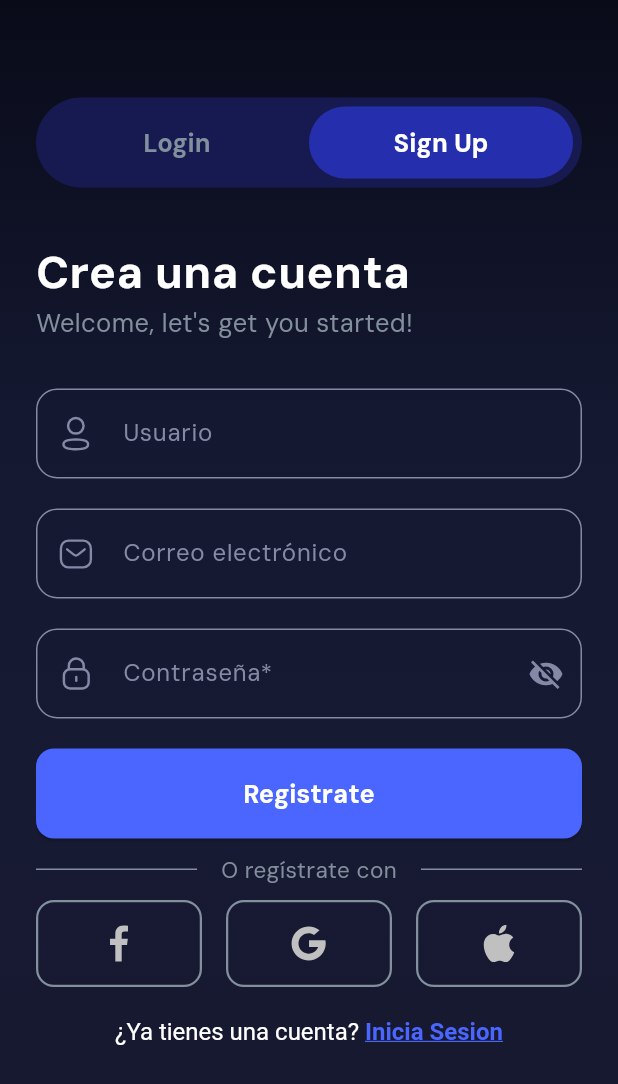
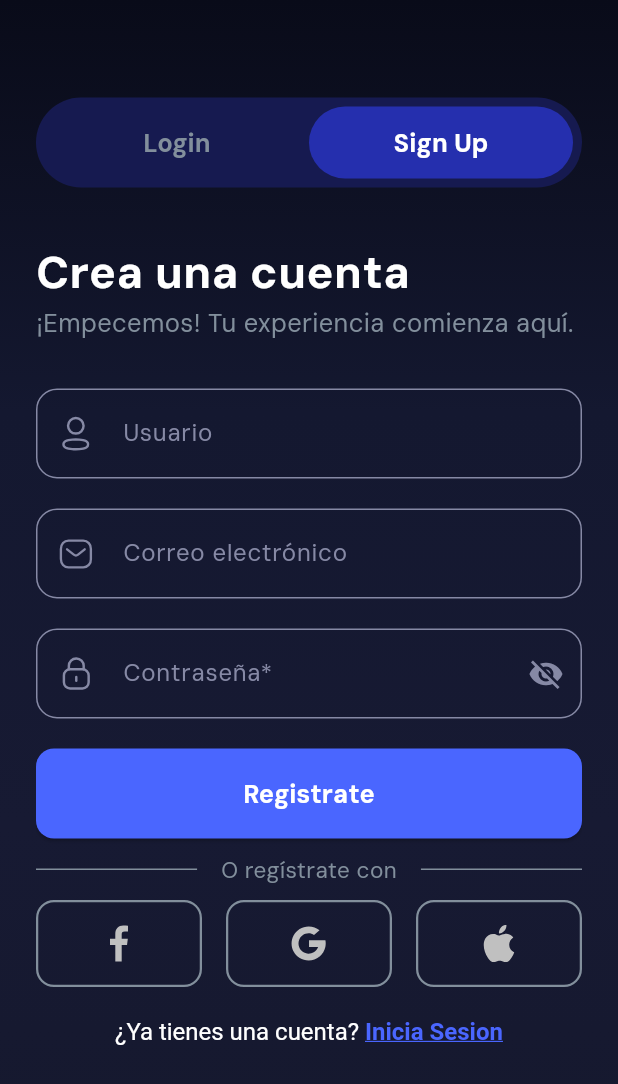
Before and after one commit to sh4y0/serviexpress-app, a Flutter app: the AuthPage screen opened by its route, after a tap on "Sign Up", on a phone screen of 412 x 824 dp. Shown: the top 1084 px of the screen. Run offline on Flutter 3.47's test engine with Material 3 defaults, Android fonts, the phone set to English and light mode, and no system bars; our stand-ins replace cloud_firestore, dropdown_button2, firebase_auth, firebase_core, firebase_crashlytics, firebase_messaging and 16 more; missing offline and left inert: flutter_facebook_auth, record, tutorial_coach_mark; accounts and stored records are empty.

```diff
--- a/lib/presentation/pages/auth_page.dart
+++ b/lib/presentation/pages/auth_page.dart
@@ -524,7 +524,7 @@ class _LoginFormWidget extends StatelessWidget {
           ),
         ),
         const Text(
-          "Welcome back you've been missed!",
+          "¡Qué bueno tenerte de vuelta!",
           style: TextStyle(fontSize: 17, color: AppColor.textWelcome),
         ),
         const SizedBox(height: 32),
@@ -556,7 +556,7 @@ class _LoginFormWidget extends StatelessWidget {
                   onPressed: onForgotPassword,
                   style: TextButton.styleFrom(foregroundColor: Colors.white),
                   child: const Text(
-                    "Olvidaste tu contraseña?",
+                    "¿Olvidaste tu contraseña?",
                     style: TextStyle(fontWeight: FontWeight.bold),
                   ),
                 ),
@@ -643,7 +643,7 @@ class _SignupFormWidget extends StatelessWidget {
           ),
         ),
         const Text(
-          "Welcome, let's get you started!",
+          "¡Empecemos! Tu experiencia comienza aquí.",
           style: TextStyle(fontSize: 17, color: AppColor.textWelcome),
         ),
         const SizedBox(height: 32),
```
Also changed, not shown: lib/presentation/pages/home_provider.dart (+14 -5 lines), 2 other files.
